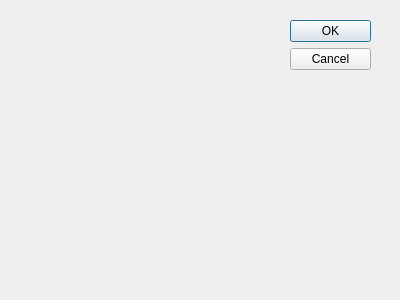
This is ui/dialogs/ConnectDialog.ui in MrShecks/screep-studio as Qt 5 draws it before an edit. The edited form follows.
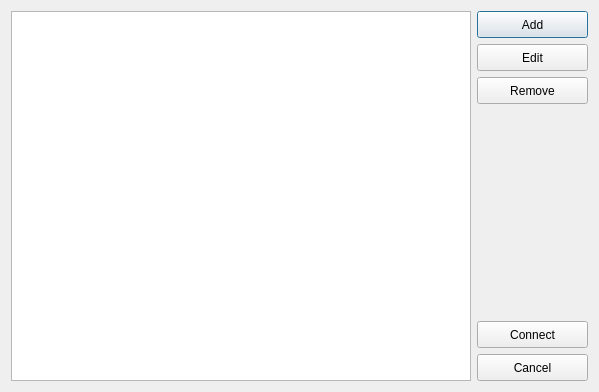
This is the edited form.

Commit message: Initial work on server connection UI dialog.

The edit to the form file:
```diff
--- a/ui/dialogs/ConnectDialog.ui
+++ b/ui/dialogs/ConnectDialog.ui
@@ -1,36 +1,105 @@
-<ui version="4.0" >
- <author></author>
- <comment></comment>
- <exportmacro></exportmacro>
- <class>Dialog</class>
- <widget class="QDialog" name="Dialog" >
-  <property name="geometry" >
+<?xml version="1.0" encoding="UTF-8"?>
+<ui version="4.0">
+ <class>ConnectDialog</class>
+ <widget class="QDialog" name="ConnectDialog">
+  <property name="geometry">
    <rect>
     <x>0</x>
     <y>0</y>
-    <width>400</width>
-    <height>300</height>
+    <width>599</width>
+    <height>392</height>
    </rect>
   </property>
   <property name="windowTitle" >
    <string>Dialog</string>
   </property>
-  <widget class="QDialogButtonBox" name="buttonBox" >
-   <property name="geometry" >
-    <rect>
-     <x>290</x>
-     <y>20</y>
-     <width>81</width>
-     <height>241</height>
-    </rect>
-   </property>
-   <property name="orientation" >
-    <enum>Qt::Vertical</enum>
-   </property>
-   <property name="standardButtons" >
-    <set>QDialogButtonBox::Cancel|QDialogButtonBox::Ok</set>
-   </property>
-  </widget>
+  <layout class="QHBoxLayout" name="horizontalLayout">
+   <item>
+    <widget class="QTableView" name="conntectionTableView"/>
+   </item>
+   <item>
+    <layout class="QVBoxLayout" name="verticalLayout">
+     <item>
+      <widget class="QPushButton" name="addButton">
+       <property name="minimumSize">
+        <size>
+         <width>111</width>
+         <height>27</height>
+        </size>
+       </property>
+       <property name="text">
+        <string>Add</string>
+       </property>
+      </widget>
+     </item>
+     <item>
+      <widget class="QPushButton" name="editButton">
+       <property name="minimumSize">
+        <size>
+         <width>111</width>
+         <height>27</height>
+        </size>
+       </property>
+       <property name="text">
+        <string>Edit</string>
+       </property>
+      </widget>
+     </item>
+     <item>
+      <widget class="QPushButton" name="removeButton">
+       <property name="minimumSize">
+        <size>
+         <width>111</width>
+         <height>27</height>
+        </size>
+       </property>
+       <property name="text">
+        <string>Remove</string>
+       </property>
+      </widget>
+     </item>
+     <item>
+      <spacer name="verticalSpacer">
+       <property name="orientation">
+        <enum>Qt::Vertical</enum>
+       </property>
+       <property name="sizeHint" stdset="0">
+        <size>
+         <width>20</width>
+         <height>40</height>
+        </size>
+       </property>
+      </spacer>
+     </item>
+     <item>
+      <widget class="QPushButton" name="connectButton">
+       <property name="minimumSize">
+        <size>
+         <width>111</width>
+         <height>27</height>
+        </size>
+       </property>
+       <property name="text">
+        <string>Connect</string>
+       </property>
+      </widget>
+     </item>
+     <item>
+      <widget class="QPushButton" name="cancelButton">
+       <property name="minimumSize">
+        <size>
+         <width>111</width>
+         <height>27</height>
+        </size>
+       </property>
+       <property name="text">
+        <string>Cancel</string>
+       </property>
+      </widget>
+     </item>
+    </layout>
+   </item>
+  </layout>
  </widget>
  <pixmapfunction></pixmapfunction>
  <resources/>
```
Left out of the diff: 41 changed lines with no effect on the pictures. The commit also changes 7 other files.
